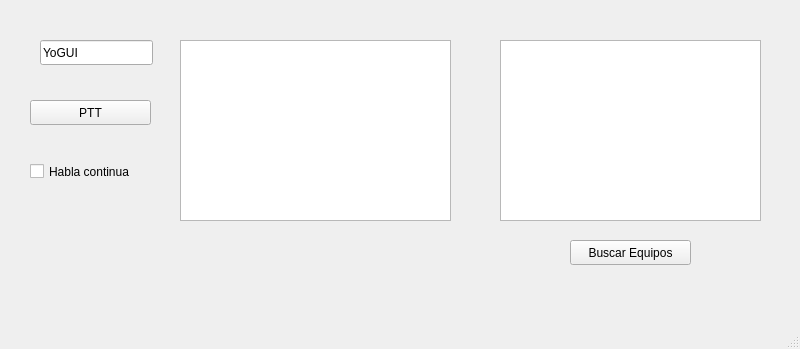
First picture: the form in gui/HarmoniLAN_GUI/mainwindow.ui, repository angel4114z/HarmoniLAN, before the edit.
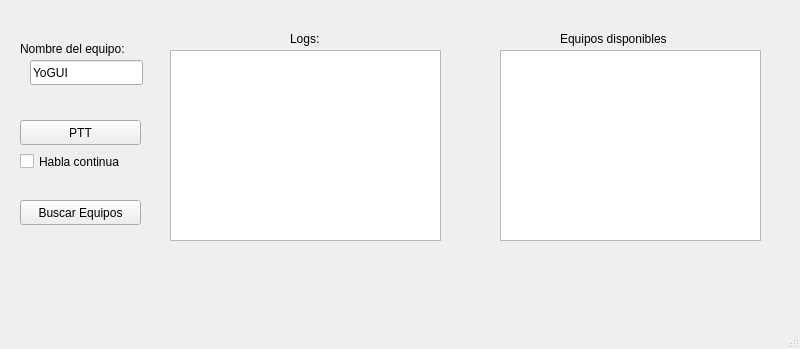
Second picture: the form after the edit.

Commit message: Update MainWindow UI layout and add labels for better user guidance

What changed in the file:
```diff
--- a/gui/HarmoniLAN_GUI/mainwindow.ui
+++ b/gui/HarmoniLAN_GUI/mainwindow.ui
@@ -17,8 +17,8 @@
    <widget class="QPushButton" name="btnPTT">
     <property name="geometry">
      <rect>
-      <x>30</x>
-      <y>100</y>
+      <x>20</x>
+      <y>120</y>
       <width>121</width>
       <height>25</height>
      </rect>
@@ -30,8 +30,8 @@
    <widget class="QLineEdit" name="txtNombreUsuario">
     <property name="geometry">
      <rect>
-      <x>40</x>
-      <y>40</y>
+      <x>30</x>
+      <y>60</y>
       <width>113</width>
       <height>25</height>
      </rect>
@@ -46,8 +46,8 @@
    <widget class="QPushButton" name="btnBuscar">
     <property name="geometry">
      <rect>
-      <x>570</x>
-      <y>240</y>
+      <x>20</x>
+      <y>200</y>
       <width>121</width>
       <height>25</height>
      </rect>
@@ -59,18 +59,18 @@
    <widget class="QTextEdit" name="txtLogs">
     <property name="geometry">
      <rect>
-      <x>180</x>
-      <y>40</y>
+      <x>170</x>
+      <y>50</y>
       <width>271</width>
-      <height>181</height>
+      <height>191</height>
      </rect>
     </property>
    </widget>
    <widget class="QCheckBox" name="chkHablaContinua">
     <property name="geometry">
      <rect>
-      <x>30</x>
-      <y>160</y>
+      <x>20</x>
+      <y>150</y>
       <width>121</width>
       <height>23</height>
      </rect>
@@ -83,12 +83,51 @@
     <property name="geometry">
      <rect>
       <x>500</x>
-      <y>40</y>
+      <y>50</y>
       <width>261</width>
-      <height>181</height>
+      <height>191</height>
      </rect>
     </property>
    </widget>
+   <widget class="QLabel" name="label">
+    <property name="geometry">
+     <rect>
+      <x>20</x>
+      <y>40</y>
+      <width>131</width>
+      <height>17</height>
+     </rect>
+    </property>
+    <property name="text">
+     <string>Nombre del equipo:</string>
+    </property>
+   </widget>
+   <widget class="QLabel" name="label_2">
+    <property name="geometry">
+     <rect>
+      <x>290</x>
+      <y>30</y>
+      <width>65</width>
+      <height>17</height>
+     </rect>
+    </property>
+    <property name="text">
+     <string>Logs:</string>
+    </property>
+   </widget>
+   <widget class="QLabel" name="label_3">
+    <property name="geometry">
+     <rect>
+      <x>560</x>
+      <y>30</y>
+      <width>141</width>
+      <height>17</height>
+     </rect>
+    </property>
+    <property name="text">
+     <string>Equipos disponibles</string>
+    </property>
+   </widget>
   </widget>
   <widget class="QMenuBar" name="menubar">
    <property name="geometry">
```
Left out of the diff: 2 changed lines with no effect on the pictures.
